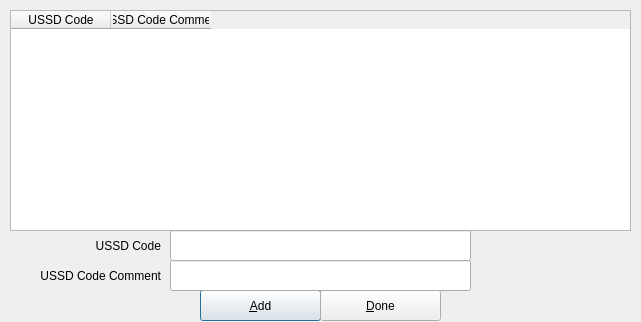
First picture: the form in src/favorites.ui, repository mhogomchungu/ussd-gui, before the edit.
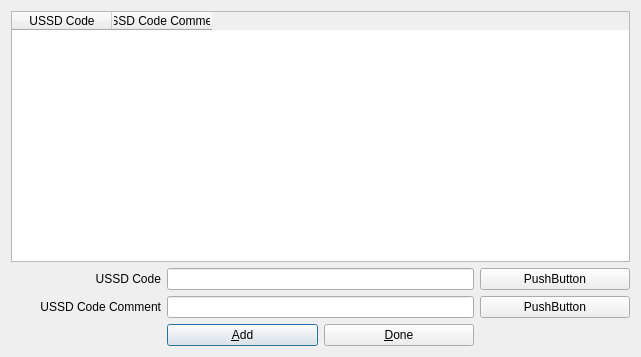
Second picture: the form after the edit.

Commit message: make the favorite window size configurable

The edit to the form file:
```diff
--- a/src/favorites.ui
+++ b/src/favorites.ui
@@ -10,37 +10,15 @@
     <x>0</x>
     <y>0</y>
     <width>641</width>
-    <height>322</height>
+    <height>357</height>
    </rect>
   </property>
   <property name="windowTitle">
    <string>Manage Favorites</string>
   </property>
-  <widget class="QPushButton" name="pbAdd">
-   <property name="geometry">
-    <rect>
-     <x>200</x>
-     <y>290</y>
-     <width>121</width>
-     <height>31</height>
-    </rect>
-   </property>
-   <property name="text">
-    <string>&amp;Add</string>
-   </property>
-   <property name="default">
-    <bool>true</bool>
-   </property>
-  </widget>
+  <layout class="QGridLayout" name="gridLayout">
+   <item row="0" column="0" colspan="4">
   <widget class="QTableWidget" name="tableWidget">
-   <property name="geometry">
-    <rect>
-     <x>10</x>
-     <y>10</y>
-     <width>621</width>
-     <height>221</height>
-    </rect>
-   </property>
    <property name="editTriggers">
     <set>QAbstractItemView::NoEditTriggers</set>
    </property>
@@ -85,15 +63,9 @@
     </property>
    </column>
   </widget>
+   </item>
+   <item row="1" column="0">
   <widget class="QLabel" name="labelUSSD">
-   <property name="geometry">
-    <rect>
-     <x>10</x>
-     <y>230</y>
-     <width>151</width>
-     <height>31</height>
-    </rect>
-   </property>
    <property name="text">
     <string>USSD Code</string>
    </property>
@@ -104,15 +76,19 @@
     <bool>true</bool>
    </property>
   </widget>
+   </item>
+   <item row="1" column="1" colspan="2">
+    <widget class="QLineEdit" name="lineEditUSSD"/>
+   </item>
+   <item row="1" column="3">
+    <widget class="QPushButton" name="pushButton">
+     <property name="text">
+      <string>PushButton</string>
+     </property>
+    </widget>
+   </item>
+   <item row="2" column="0">
   <widget class="QLabel" name="labelDeviceAddress">
-   <property name="geometry">
-    <rect>
-     <x>10</x>
-     <y>260</y>
-     <width>151</width>
-     <height>31</height>
-    </rect>
-   </property>
    <property name="text">
     <string>USSD Code Comment</string>
    </property>
@@ -123,39 +99,35 @@
     <bool>true</bool>
    </property>
   </widget>
-  <widget class="QLineEdit" name="lineEditUSSDComment">
-   <property name="geometry">
-    <rect>
-     <x>170</x>
-     <y>260</y>
-     <width>301</width>
-     <height>31</height>
-    </rect>
-   </property>
-  </widget>
-  <widget class="QLineEdit" name="lineEditUSSD">
-   <property name="geometry">
-    <rect>
-     <x>170</x>
-     <y>230</y>
-     <width>301</width>
-     <height>31</height>
-    </rect>
-   </property>
-  </widget>
+   </item>
+   <item row="2" column="1" colspan="2">
+    <widget class="QLineEdit" name="lineEditUSSDComment"/>
+   </item>
+   <item row="2" column="3">
+    <widget class="QPushButton" name="pushButton_2">
+     <property name="text">
+      <string>PushButton</string>
+     </property>
+    </widget>
+   </item>
+   <item row="3" column="1">
+    <widget class="QPushButton" name="pbAdd">
+     <property name="text">
+      <string>&amp;Add</string>
+     </property>
+     <property name="default">
+      <bool>true</bool>
+     </property>
+    </widget>
+   </item>
+   <item row="3" column="2">
   <widget class="QPushButton" name="pbCancel">
-   <property name="geometry">
-    <rect>
-     <x>320</x>
-     <y>290</y>
-     <width>121</width>
-     <height>31</height>
-    </rect>
-   </property>
    <property name="text">
     <string>&amp;Done</string>
    </property>
   </widget>
+   </item>
+  </layout>
  </widget>
  <tabstops>
   <tabstop>tableWidget</tabstop>
```
Lines whose indentation alone changed are shown as unchanged. The commit also changes 4 other files.
